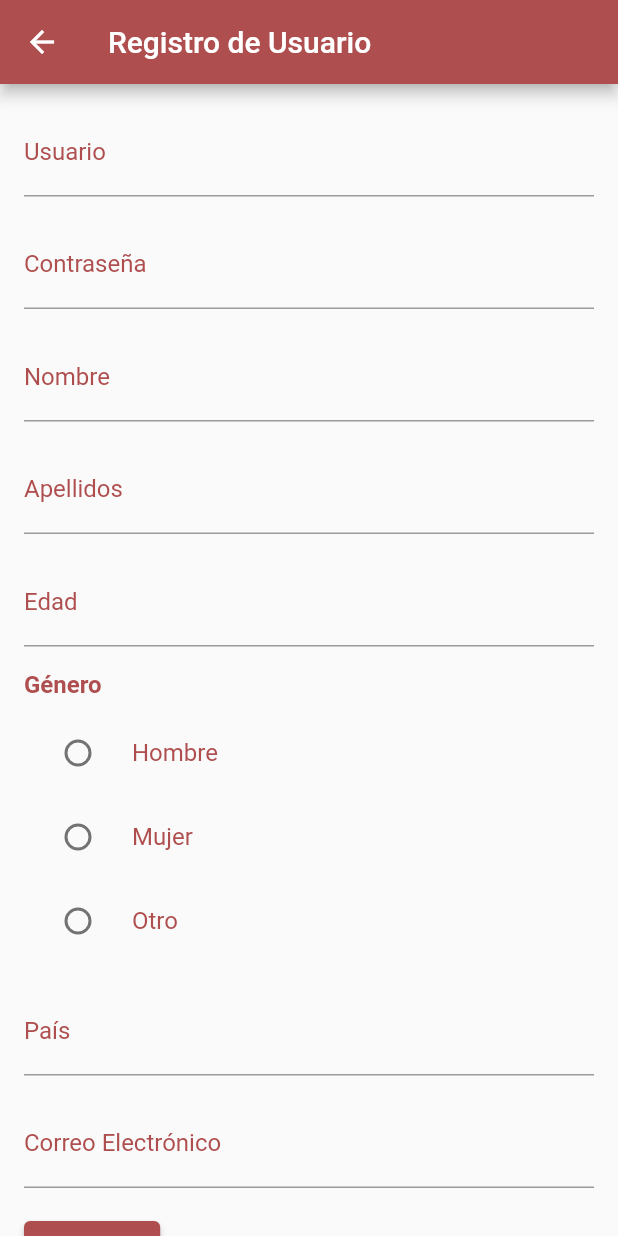
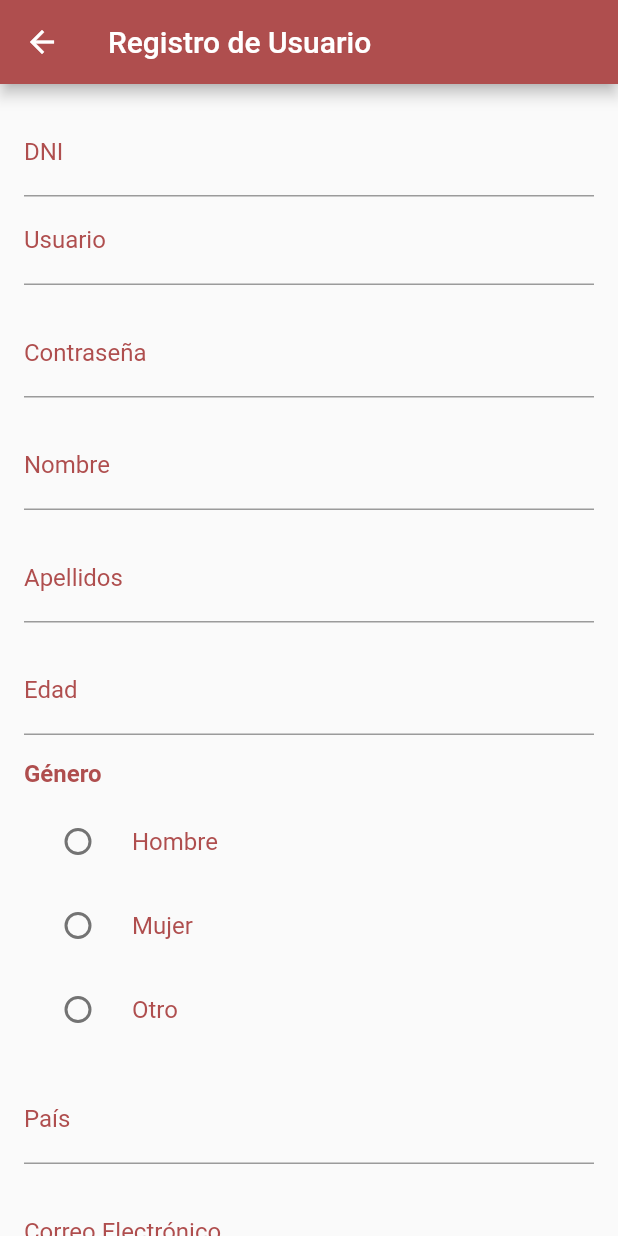
Before and after one commit to Cheliios/FiitDeporApp, a Flutter app: the RegistroUsuario screen opened directly, on a phone screen of 412 x 824 dp. Run offline on Flutter 3.47's test engine with Material 2 defaults, Android fonts, the phone set to English and light mode, and no system bars.

Commit message:
Front end registro + user_dni

```diff
--- a/lib/view/registro_usuario.dart
+++ b/lib/view/registro_usuario.dart
@@ -9,6 +9,7 @@ class RegistroUsuario extends StatefulWidget {
 }
 
 class _RegistroUsuarioState extends State<RegistroUsuario> {
+  String dni = "";
   String usuario = '';
   String contrasena = '';
   String nombre = '';
@@ -90,6 +91,7 @@ class _RegistroUsuarioState extends State<RegistroUsuario> {
   }
 
 
+final TextEditingController _dniController = TextEditingController();
 final TextEditingController _nicknameController = TextEditingController();
 final TextEditingController _passwordController = TextEditingController();
 final TextEditingController _nameController = TextEditingController();
@@ -101,11 +103,12 @@ final TextEditingController _mailController = TextEditingController();
 
 
   Future<void> _register() async {
-    final url = 'https://fitdeporregisterloginprueba3-dot-thinking-creek-385613.uc.r.appspot.com/register'; // Reemplaza con la URL de tu aplicación Flask
+    final url = 'https://fitdeporregisterloginprueba8-dot-thinking-creek-385613.uc.r.appspot.com/register'; // Reemplaza con la URL de tu aplicación Flask
 
     final response = await http.post(
       Uri.parse(url),
       body: {
+        'user_dni': _dniController.text,
         'user_nickname': _nicknameController.text,
         'user_password': _passwordController.text,
         'user_name': _nameController.text,
@@ -144,6 +147,28 @@ final TextEditingController _mailController = TextEditingController();
               child: Column(
                 crossAxisAlignment: CrossAxisAlignment.start,
                 children: [
+
+                  TextFormField(
+                    controller: _dniController,
+                    decoration: InputDecoration(
+                      labelText: 'DNI',
+                      labelStyle: TextStyle(
+                        color: Color.fromARGB(
+                            255, 175, 78, 78), // Cambia aquí el color del texto
+                      ),
+                      focusedBorder: UnderlineInputBorder(
+                          borderSide: BorderSide(
+                        color: Color.fromARGB(255, 175, 78, 78),
+                      ) // Cambia aquí el color de la línea
+                          ),
+                    ),
+                    cursorColor: Color.fromARGB(255, 175, 78, 78),
+                    onSaved: (value) => dni =
+                        value!, // Guardar el valor de la contraseña
+                  ),
+
+
+
                   TextFormField(
                     controller: _nicknameController,
                     decoration: InputDecoration(
@@ -164,6 +189,8 @@ final TextEditingController _mailController = TextEditingController();
 
 
                   SizedBox(height: 16.0),
+
+
 
 
                   TextFormField(
```
